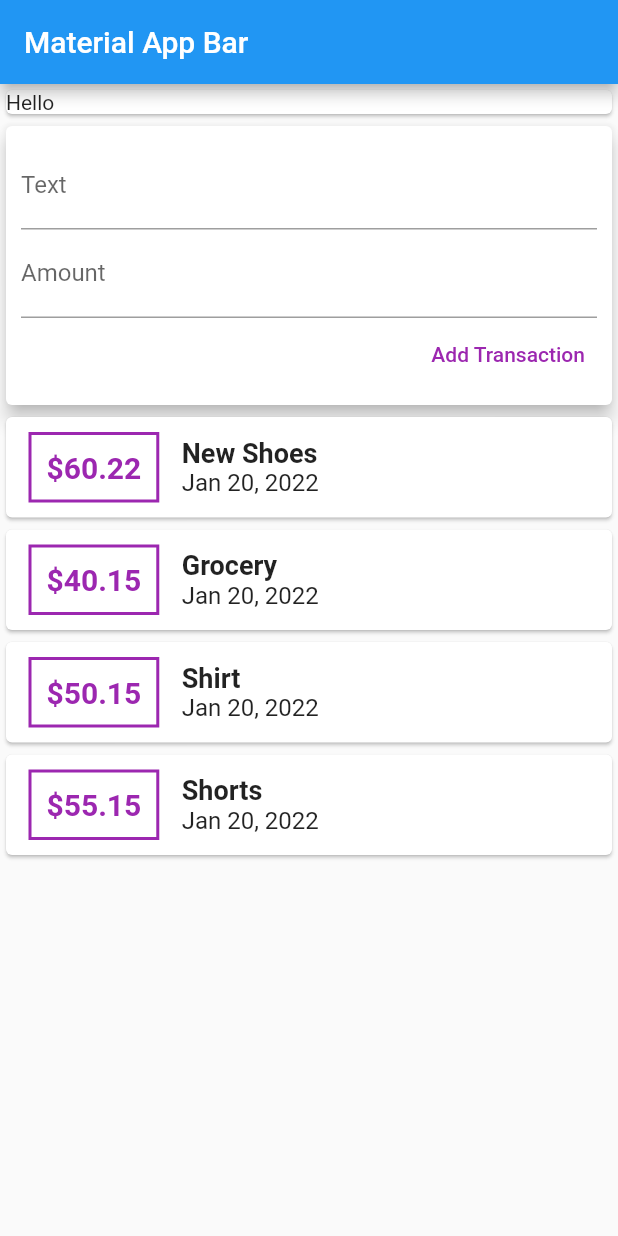
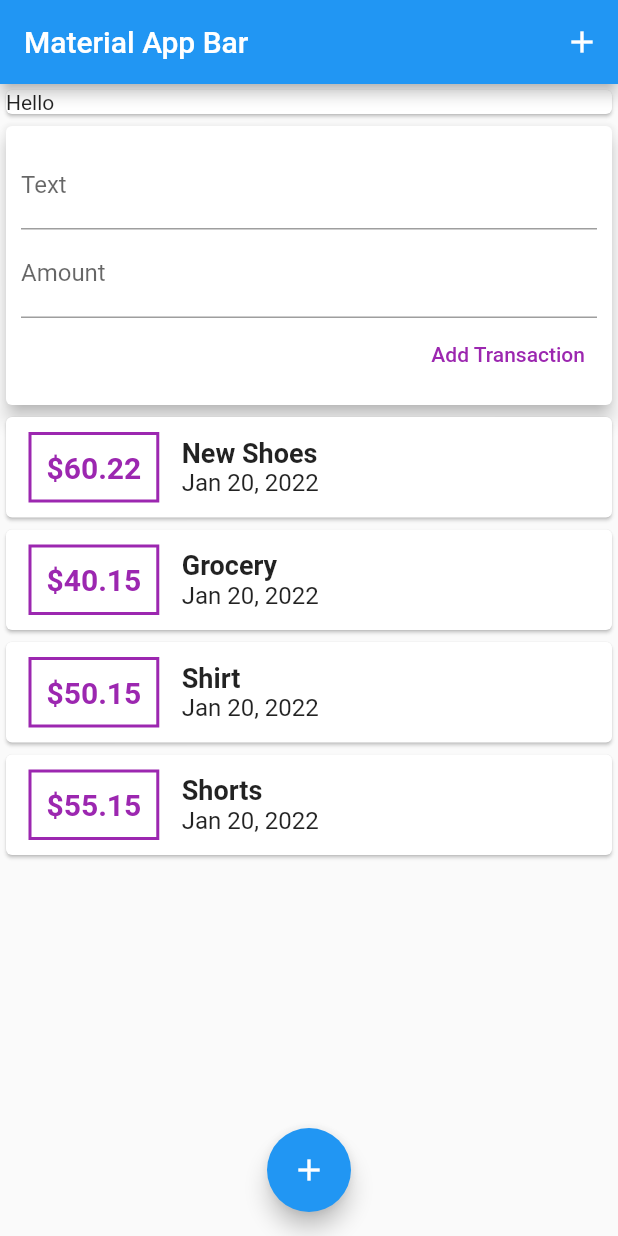
Before and after one commit to najmulmyself/Practice_App, a Flutter app: the screen it shows after launch, on a phone screen of 412 x 824 dp. Run offline on Flutter 3.47's test engine with Material 2 defaults, Android fonts, the phone set to English and light mode, and no system bars; our stand-ins replace audioplayers; missing offline and left inert: dart:ffi.

Commit message:
floating button location and action Iconbutton added

```diff
--- a/moneyfy/lib/main.dart
+++ b/moneyfy/lib/main.dart
@@ -15,10 +15,17 @@ class MyApp extends StatelessWidget {
   @override
   Widget build(BuildContext context) {
     return MaterialApp(
+      debugShowCheckedModeBanner: false,
       title: 'Material App',
       home: Scaffold(
         appBar: AppBar(
           title: Text('Material App Bar'),
+          actions: [
+            IconButton(
+              onPressed: () {},
+              icon: Icon(Icons.add),
+            ),
+          ],
         ),
         body: SingleChildScrollView(
           child: Column(
@@ -32,6 +39,11 @@ class MyApp extends StatelessWidget {
             ],
           ),
         ),
+        floatingActionButtonLocation: FloatingActionButtonLocation.centerFloat,
+        floatingActionButton: FloatingActionButton(
+          onPressed: () {},
+          child: Icon(Icons.add),
+        ),
       ),
     );
   }
```
